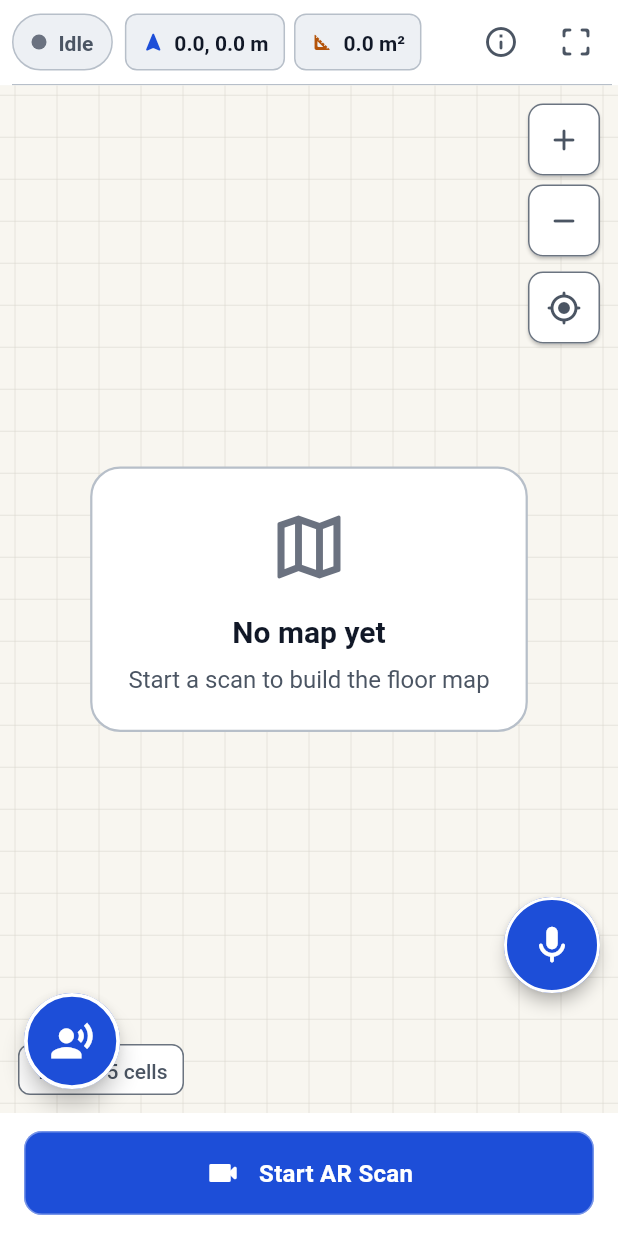
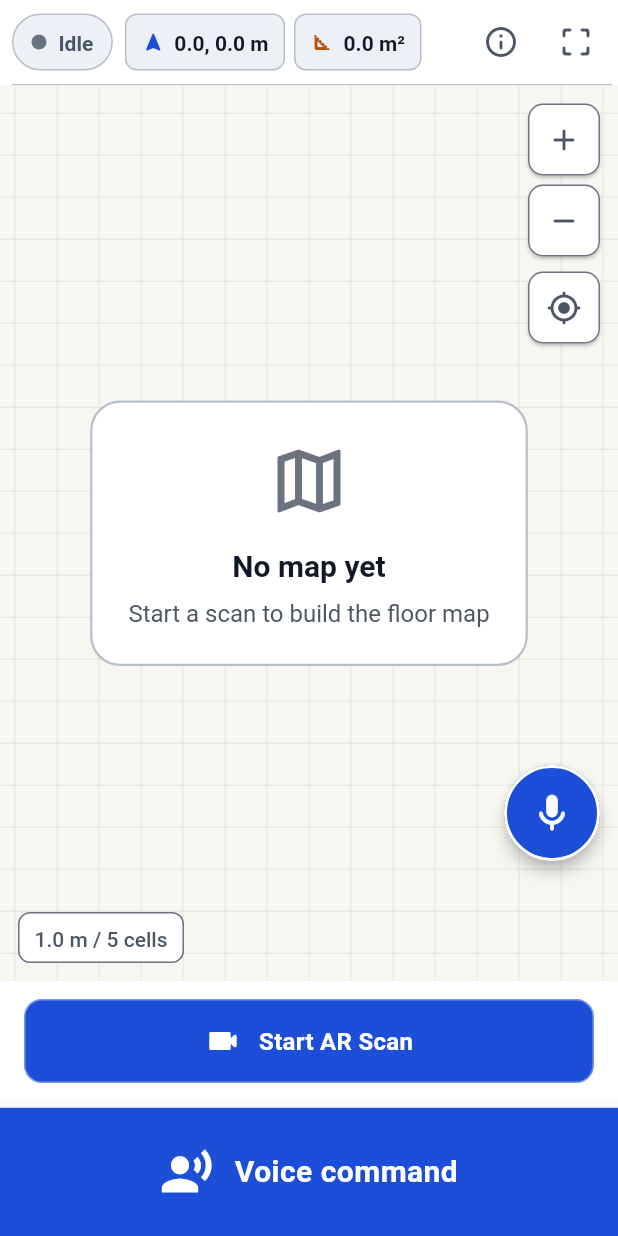
Before and after one commit to ketan13089/Major-Project, a Flutter app: the IndoorMapViewer screen opened by its route, on a phone screen of 412 x 824 dp. Run offline on Flutter 3.47's test engine with Material 3 defaults, Android fonts, the phone set to English and light mode, and no system bars.

Commit message:
voice button placement

```diff
--- a/lib/global_voice.dart
+++ b/lib/global_voice.dart
@@ -202,39 +202,42 @@ class GlobalVoiceController extends ChangeNotifier {
   }
 }
 
-/// 64dp WCAG-compliant push-to-talk FAB. Drop into a Stack on any screen
-/// (typically `Positioned(right: 16, bottom: 16)`).
+/// Full-width push-to-talk bar pinned to the bottom of the screen so a
+/// zero-vision user can find it by sliding a thumb to the bottom edge of
+/// the device — no aiming required.
+///
+/// Drop into a Stack on any screen — it positions itself with
+/// `Positioned(left: 0, right: 0, bottom: 0)`. The screen content above
+/// should leave ~96 dp of bottom padding so it isn't covered.
 ///
 /// State:
-///   idle       → mic icon, primary color
-///   listening  → mic-on icon, danger color (matches the AR voice nav
-///                pattern so the visual language is consistent)
-///   processing → spinner, accent
+///   idle       → mic icon + "Voice command" label, primary color
+///   listening  → mic-on icon + "Listening…" label, danger color
+///   processing → equalizer icon + "Processing…" label, warning color
+///
+/// Height: 88 dp (well above the WCAG 2.5.5 "Enhanced" 44 dp target),
+/// extended past the system gesture inset so the user can land anywhere
+/// in the bottom band without missing.
 class GlobalVoiceFab extends StatelessWidget {
-  /// Optional override of the default bottom inset (e.g. when the screen
-  /// already has a bottom bar that the FAB should sit above).
-  final double? bottom;
+  /// Total visible bar height in logical pixels (excluding safe-area inset).
+  /// Generous default so a low-vision user has plenty of target to land on.
+  final double height;
 
-  /// Right inset. Pass null *and* set [left] to position on the left edge.
-  final double? right;
-
-  /// Left inset. Mutually exclusive with [right].
-  final double? left;
-
-  const GlobalVoiceFab({super.key, this.bottom, this.right = 16, this.left});
+  const GlobalVoiceFab({super.key, this.height = 88});
 
   @override
   Widget build(BuildContext context) {
     final p = WcagPalette.of(context);
     final controller = GlobalVoiceController.instance;
+    final bottomInset = MediaQuery.of(context).padding.bottom;
     return Positioned(
-      right: left == null ? right : null,
-      left: left,
-      bottom: bottom ?? 16,
+      left: 0,
+      right: 0,
+      bottom: 0,
       child: Semantics(
         button: true,
-        label: 'Voice command. Tap and speak a command. '
-            'Say help to hear available commands.',
+        label: 'Voice command. Tap anywhere across the bottom of the screen '
+            'and speak a command. Say help to hear available commands.',
         excludeSemantics: true,
         child: AnimatedBuilder(
           animation: controller,
@@ -250,12 +253,15 @@ class GlobalVoiceFab extends StatelessWidget {
               GlobalVoiceState.processing => Icons.graphic_eq,
               GlobalVoiceState.idle => Icons.record_voice_over,
             };
+            final label = switch (state) {
+              GlobalVoiceState.listening => 'Listening…',
+              GlobalVoiceState.processing => 'Processing…',
+              GlobalVoiceState.idle => 'Voice command',
+            };
             return Material(
               color: color,
-              shape: const CircleBorder(),
-              elevation: 6,
+              elevation: 8,
               child: InkWell(
-                customBorder: const CircleBorder(),
                 onTap: () {
                   if (state == GlobalVoiceState.listening) {
                     controller.stopListening();
@@ -264,16 +270,43 @@ class GlobalVoiceFab extends StatelessWidget {
                   }
                 },
                 child: Container(
-                  width: 64,
-                  height: 64,
+                  width: double.infinity,
+                  height: height + bottomInset,
+                  padding: EdgeInsets.only(
+                    left: 24,
+                    right: 24,
+                    top: 12,
+                    bottom: 12 + bottomInset,
+                  ),
                   decoration: BoxDecoration(
-                    shape: BoxShape.circle,
-                    border: Border.all(
-                      color: p.textOnAccent,
-                      width: 2.5,
+                    border: Border(
+                      top: BorderSide(
+                        color: p.textOnAccent,
+                        width: 2.5,
+                      ),
                     ),
                   ),
-                  child: Icon(icon, color: p.textOnAccent, size: 30),
+                  child: Row(
+                    mainAxisAlignment: MainAxisAlignment.center,
+                    children: [
+                      Icon(icon, color: p.textOnAccent, size: 36),
+                      const SizedBox(width: 14),
+                      Flexible(
+                        child: Text(
+                          label,
+                          textAlign: TextAlign.center,
+                          maxLines: 1,
+                          overflow: TextOverflow.ellipsis,
+                          style: TextStyle(
+                            color: p.textOnAccent,
+                            fontSize: 20,
+                            fontWeight: FontWeight.w700,
+                            letterSpacing: 0.3,
+                          ),
+                        ),
+                      ),
+                    ],
+                  ),
                 ),
               ),
             );
--- a/lib/indoor_map_viewer.dart
+++ b/lib/indoor_map_viewer.dart
@@ -623,13 +623,19 @@ class _IndoorMapViewerState extends State<IndoorMapViewer>
       body: WcagScaffoldFrame(
         child: SafeArea(
           child: Stack(children: [
-            Column(children: [
-              _topBar(p),
-              Expanded(child: _mapArea(p)),
-              if (objects.isNotEmpty) _objectRail(p),
-              if (!_isReadOnly) _bottomBar(p),
-            ]),
+            // Reserve room at the bottom so the full-width voice command
+            // bar doesn't cover the AR Scan button or object rail.
+            Padding(
+              padding: const EdgeInsets.only(bottom: 88),
+              child: Column(children: [
+                _topBar(p),
+                Expanded(child: _mapArea(p)),
+                if (objects.isNotEmpty) _objectRail(p),
+                if (!_isReadOnly) _bottomBar(p),
+              ]),
+            ),
             if (_showLegend) _legendSheet(p),
+            const GlobalVoiceFab(),
           ]),
         ),
       ),
@@ -960,7 +966,7 @@ class _IndoorMapViewerState extends State<IndoorMapViewer>
                 ),
               ),
             ),
-          // Voice nav button — large 64dp circle, well above the FAB minimum
+          // Voice nav button — large 64dp circle, well above the FAB minimum.
           if (!_isReadOnly) Positioned(
             right: 12,
             bottom: _navInstruction.isNotEmpty ? 130 : 80,
@@ -1003,9 +1009,6 @@ class _IndoorMapViewerState extends State<IndoorMapViewer>
               ),
             ),
           ),
-          // Global voice command FAB — bottom-left so it doesn't collide
-          // with the destination-only AR voice nav FAB on the right.
-          const GlobalVoiceFab(left: 16, bottom: 16),
         ]),
       ),
     );
--- a/lib/performance_dashboard.dart
+++ b/lib/performance_dashboard.dart
@@ -257,7 +257,8 @@ class _PerformanceDashboardState extends State<PerformanceDashboard>
 
   Widget _metricsList(WcagPalette p) {
     return ListView(
-      padding: const EdgeInsets.fromLTRB(16, 8, 16, 32),
+      // Bottom padding leaves room for the full-width voice command bar.
+      padding: const EdgeInsets.fromLTRB(16, 8, 16, 112),
       children: [
         _SectionHeader('Session Overview', Icons.timer, p),
         _MetricCard(p, [
--- a/lib/saved_maps_screen.dart
+++ b/lib/saved_maps_screen.dart
@@ -414,7 +414,8 @@ class _SavedMapsScreenState extends State<SavedMapsScreen>
     return RefreshIndicator(
       onRefresh: _loadMaps,
       child: ListView.separated(
-        padding: const EdgeInsets.fromLTRB(16, 16, 16, 32),
+        // Bottom padding leaves room for the full-width voice command bar.
+        padding: const EdgeInsets.fromLTRB(16, 16, 16, 112),
         itemCount: _maps!.length,
         separatorBuilder: (_, __) => const SizedBox(height: 12),
         itemBuilder: (ctx, i) => _mapCard(_maps![i], p),
```
